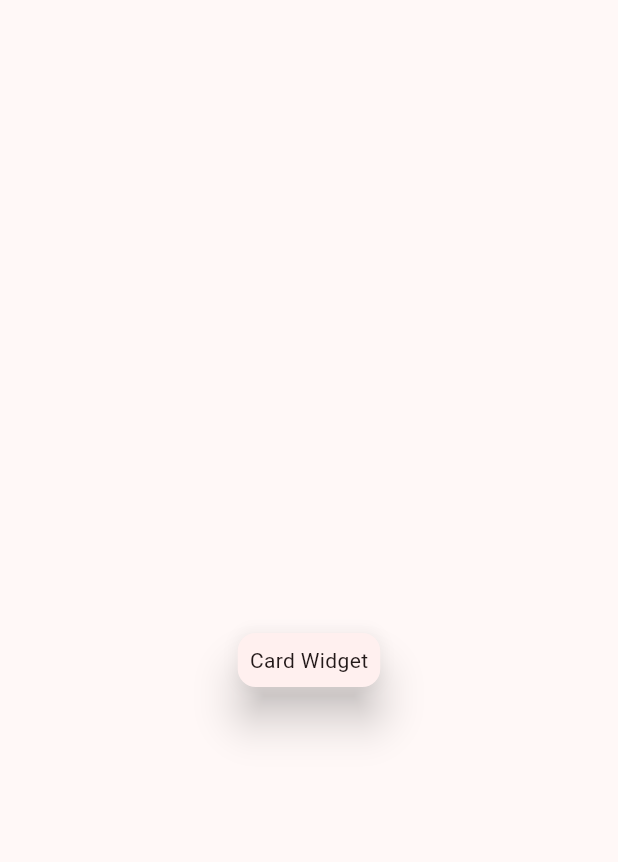
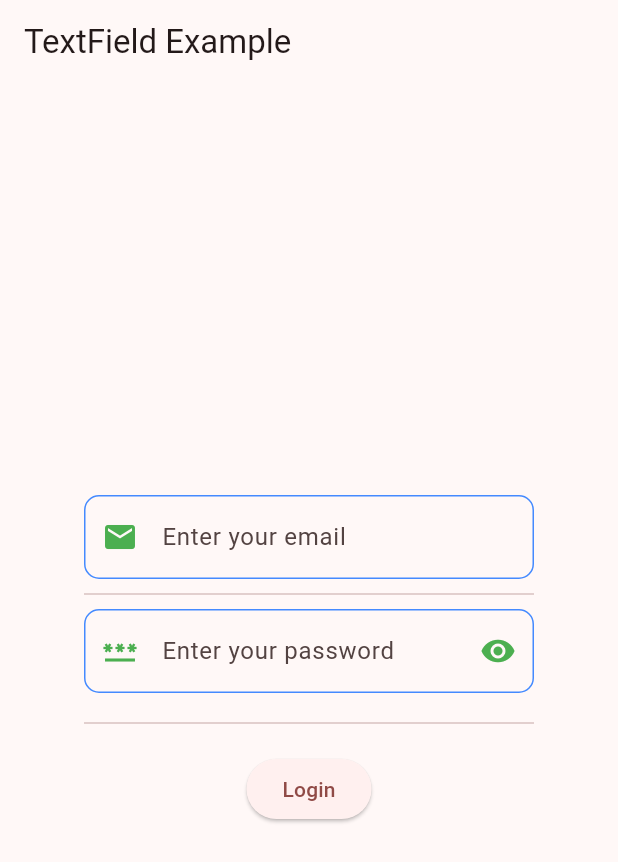
Before and after one commit to samirmangroliya/fluttersecondapp, a Flutter app: the screen it shows after launch, on a phone screen of 412 x 824 dp. Shown: the top 862 px of the screen. Run offline on Flutter 3.47's test engine with Material 3 defaults, Android fonts, the phone set to English and light mode, and no system bars.

Commit message:
TextField in flutter

```diff
--- a/lib/main.dart
+++ b/lib/main.dart
@@ -1,6 +1,5 @@
 import 'package:flutter/material.dart';
-
-import 'card/CardExample.dart';
+import 'package:fluttersecondapp/textfield/TextFieldExample.dart';
 
 
 void main() {
@@ -35,5 +34,5 @@ class MyHomePage extends StatefulWidget {
   final String title;
 
   @override
-  State<MyHomePage> createState() => CardExample();
+  State<MyHomePage> createState() => TextFieldExample();
 }
--- /dev/null
+++ b/lib/textfield/TextFieldExample.dart
@@ -0,0 +1,84 @@
+import 'package:flutter/material.dart';
+import 'package:fluttersecondapp/main.dart';
+
+class TextFieldExample extends State<MyHomePage> {
+  var emailText = TextEditingController();
+  var passwordText = TextEditingController();
+
+  @override
+  Widget build(BuildContext context) {
+    return Scaffold(
+      appBar: AppBar(title: Text("TextField Example")),
+      body: Center(
+        child: Container(
+          width: 300,
+          child: Column(
+            mainAxisAlignment: MainAxisAlignment.center,
+            children: [
+              TextField(
+                keyboardType: TextInputType.emailAddress,
+                controller: emailText,
+                decoration: InputDecoration(
+                  hintText: 'Enter your email',
+                  focusedBorder: OutlineInputBorder(
+                    borderRadius: BorderRadius.circular(12),
+                    borderSide: BorderSide(color: Colors.green, width: 2),
+                  ),
+                  enabledBorder: OutlineInputBorder(
+                    borderRadius: BorderRadius.circular(10),
+                    borderSide: BorderSide(color: Colors.blueAccent, width: 1),
+                  ),
+                  disabledBorder: OutlineInputBorder(
+                    borderRadius: BorderRadius.circular(10),
+                    borderSide: BorderSide(color: Colors.grey, width: 3),
+                  ),
+                  prefixIcon: Icon(Icons.email, color: Colors.green),
+                  border: OutlineInputBorder(
+                    borderRadius: BorderRadius.circular(10),
+                    borderSide: BorderSide(color: Colors.red),
+                  ),
+                ),
+              ),
+              Divider(height: 20),
+              TextField(
+                controller: passwordText,
+                obscureText: true,
+                decoration: InputDecoration(
+                  hintText: 'Enter your password',
+                  focusedBorder: OutlineInputBorder(
+                    borderRadius: BorderRadius.circular(12),
+                    borderSide: BorderSide(color: Colors.green, width: 2),
+                  ),
+                  enabledBorder: OutlineInputBorder(
+                    borderRadius: BorderRadius.circular(10),
+                    borderSide: BorderSide(color: Colors.blueAccent, width: 1),
+                  ),
+                  disabledBorder: OutlineInputBorder(
+                    borderRadius: BorderRadius.circular(16),
+                    borderSide: BorderSide(color: Colors.grey, width: 3),
+                  ),
+                  suffixIcon: IconButton(
+                    onPressed: () {},
+                    icon: Icon(Icons.remove_red_eye, color: Colors.green),
+                  ),
+                  prefixIcon: Icon(Icons.password, color: Colors.green),
+                  border: OutlineInputBorder(
+                    borderRadius: BorderRadius.circular(10),
+                    borderSide: BorderSide(color: Colors.red),
+                  ),
+                ),
+              ),
+              Divider(height: 40),
+              ElevatedButton(onPressed: () {
+                String email = emailText.text.toString();
+                String password = passwordText.text.toString();
+
+                print("Email: $email, Password: $password");
+              }, child: Text("Login")),
+            ],
+          ),
+        ),
+      ),
+    );
+  }
+}
```
